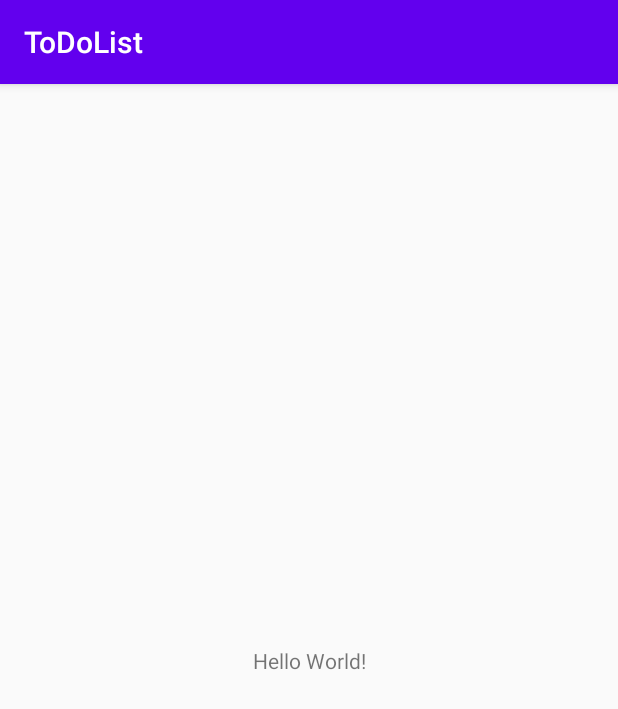
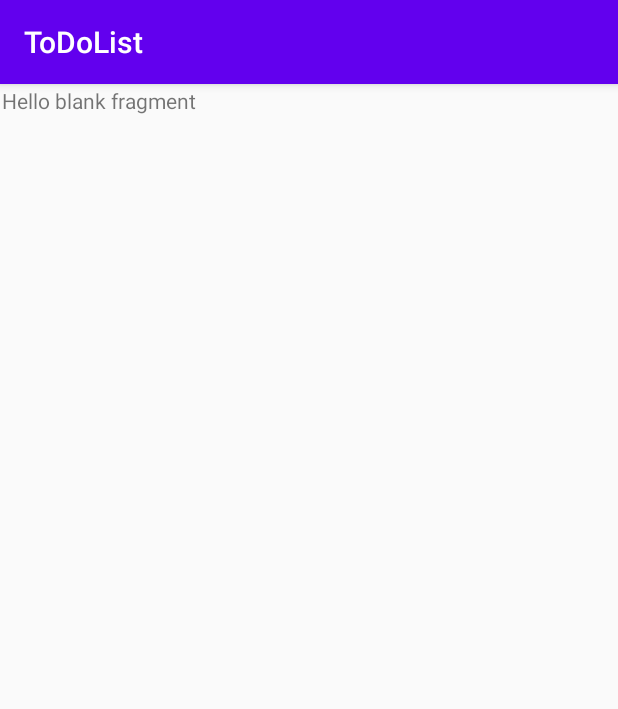
Before and after one commit to rizkitriandani/ToDoList, an Android app: the screen it shows after launch (MainActivity), on a phone screen of 412 x 824 dp. Shown: the top 709 px of the screen. Run offline under Robolectric (Android 15) with nearby library versions, the phone set to English and light mode, and no system bars.

Commit message:
Add Navigation Components and the fragments.

```diff
--- a/app/build.gradle
+++ b/app/build.gradle
@@ -48,6 +48,7 @@ dependencies {
     implementation 'androidx.core:core-ktx:1.3.1'
     implementation 'androidx.appcompat:appcompat:1.2.0'
     implementation 'androidx.constraintlayout:constraintlayout:2.0.0'
+    implementation 'androidx.legacy:legacy-support-v4:1.0.0'
     testImplementation 'junit:junit:4.13'
     androidTestImplementation 'androidx.test.ext:junit:1.1.1'
     androidTestImplementation 'androidx.test.espresso:espresso-core:3.2.0'
--- /dev/null
+++ b/app/src/main/java/com/belajar/todolist/list/ListFragment.kt
@@ -0,0 +1,60 @@
+package com.belajar.todolist.list
+
+import android.os.Bundle
+import androidx.fragment.app.Fragment
+import android.view.LayoutInflater
+import android.view.View
+import android.view.ViewGroup
+import com.belajar.todolist.R
+
+// TODO: Rename parameter arguments, choose names that match
+// the fragment initialization parameters, e.g. ARG_ITEM_NUMBER
+private const val ARG_PARAM1 = "param1"
+private const val ARG_PARAM2 = "param2"
+
+/**
+ * A simple [Fragment] subclass.
+ * Use the [ListFragment.newInstance] factory method to
+ * create an instance of this fragment.
+ */
+class ListFragment : Fragment() {
+    // TODO: Rename and change types of parameters
+    private var param1: String? = null
+    private var param2: String? = null
+
+    override fun onCreate(savedInstanceState: Bundle?) {
+        super.onCreate(savedInstanceState)
+        arguments?.let {
+            param1 = it.getString(ARG_PARAM1)
+            param2 = it.getString(ARG_PARAM2)
+        }
+    }
+
+    override fun onCreateView(
+        inflater: LayoutInflater, container: ViewGroup?,
+        savedInstanceState: Bundle?
+    ): View? {
+        // Inflate the layout for this fragment
+        return inflater.inflate(R.layout.fragment_list, container, false)
+    }
+
+    companion object {
+        /**
+         * Use this factory method to create a new instance of
+         * this fragment using the provided parameters.
+         *
+         * @param param1 Parameter 1.
+         * @param param2 Parameter 2.
+         * @return A new instance of fragment ListFragment.
+         */
+        // TODO: Rename and change types and number of parameters
+        @JvmStatic
+        fun newInstance(param1: String, param2: String) =
+            ListFragment().apply {
+                arguments = Bundle().apply {
+                    putString(ARG_PARAM1, param1)
+                    putString(ARG_PARAM2, param2)
+                }
+            }
+    }
+}
--- a/app/src/main/res/layout/activity_main.xml
+++ b/app/src/main/res/layout/activity_main.xml
@@ -6,13 +6,20 @@
     android:layout_height="match_parent"
     tools:context=".MainActivity">
 
-    <TextView
-        android:layout_width="wrap_content"
-        android:layout_height="wrap_content"
-        android:text="Hello World!"
+    <fragment
+        android:id="@+id/fragment"
+        android:name="androidx.navigation.fragment.NavHostFragment"
+        android:layout_width="0dp"
+        android:layout_height="0dp"
+        android:layout_marginStart="1dp"
+        android:layout_marginTop="1dp"
+        android:layout_marginEnd="1dp"
+        android:layout_marginBottom="1dp"
+        app:defaultNavHost="true"
         app:layout_constraintBottom_toBottomOf="parent"
-        app:layout_constraintLeft_toLeftOf="parent"
-        app:layout_constraintRight_toRightOf="parent"
-        app:layout_constraintTop_toTopOf="parent" />
+        app:layout_constraintEnd_toEndOf="parent"
+        app:layout_constraintStart_toStartOf="parent"
+        app:layout_constraintTop_toTopOf="parent"
+        app:navGraph="@navigation/nav_graph" />
 
 </androidx.constraintlayout.widget.ConstraintLayout>
--- /dev/null
+++ b/app/src/main/res/layout/fragment_list.xml
@@ -0,0 +1,14 @@
+<?xml version="1.0" encoding="utf-8"?>
+<FrameLayout xmlns:android="http://schemas.android.com/apk/res/android"
+    xmlns:tools="http://schemas.android.com/tools"
+    android:layout_width="match_parent"
+    android:layout_height="match_parent"
+    tools:context=".list.ListFragment">
+
+    <!-- TODO: Update blank fragment layout -->
+    <TextView
+        android:layout_width="match_parent"
+        android:layout_height="match_parent"
+        android:text="@string/hello_blank_fragment" />
+
+</FrameLayout>
--- /dev/null
+++ b/app/src/main/res/navigation/nav_graph.xml
@@ -0,0 +1,22 @@
+<?xml version="1.0" encoding="utf-8"?>
+<navigation xmlns:android="http://schemas.android.com/apk/res/android"
+    xmlns:app="http://schemas.android.com/apk/res-auto"
+    xmlns:tools="http://schemas.android.com/tools"
+    android:id="@+id/nav_graph"
+    app:startDestination="@id/listFragment">
+    <fragment
+        android:id="@+id/listFragment"
+        android:name="com.belajar.todolist.list.ListFragment"
+        android:label="fragment_list"
+        tools:layout="@layout/fragment_list" />
+    <fragment
+        android:id="@+id/updateFragment"
+        android:name="com.belajar.todolist.update.UpdateFragment"
+        android:label="fragment_update"
+        tools:layout="@layout/fragment_update" />
+    <fragment
+        android:id="@+id/addFragment"
+        android:name="com.belajar.todolist.add.AddFragment"
+        android:label="fragment_add"
+        tools:layout="@layout/fragment_add" />
+</navigation>
--- a/app/src/main/res/values/strings.xml
+++ b/app/src/main/res/values/strings.xml
@@ -1,3 +1,5 @@
 <resources>
     <string name="app_name">ToDoList</string>
+    <!-- TODO: Remove or change this placeholder text -->
+    <string name="hello_blank_fragment">Hello blank fragment</string>
 </resources>
```
Also changed, not shown: app/src/main/java/com/belajar/todolist/add/AddFragment.kt (added, +60 -0 lines), app/src/main/java/com/belajar/todolist/update/UpdateFragment.kt (added, +60 -0 lines), app/src/main/res/layout/fragment_add.xml (added, +14 -0 lines), app/src/main/res/layout/fragment_update.xml (added, +14 -0 lines).
